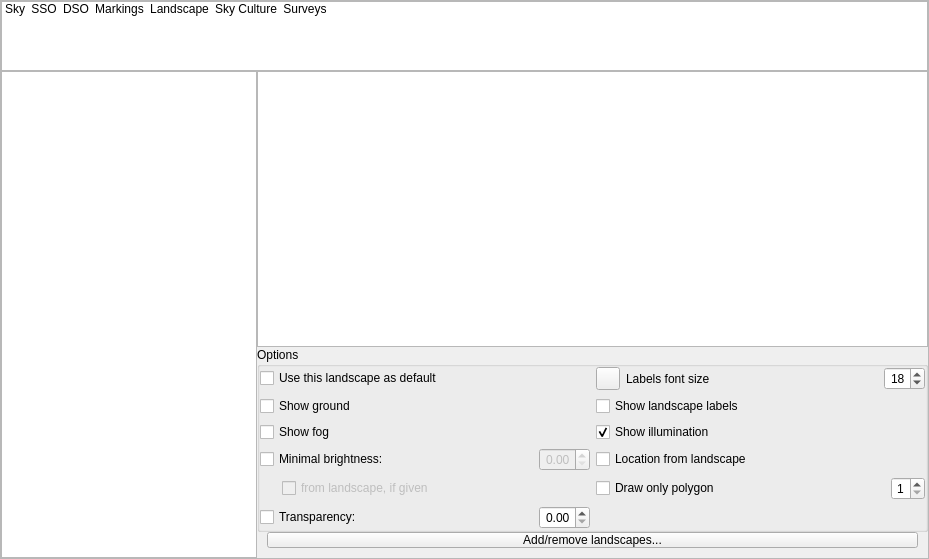
Stellarium/stellarium, file src/gui/viewDialog.ui: the form before one commit.
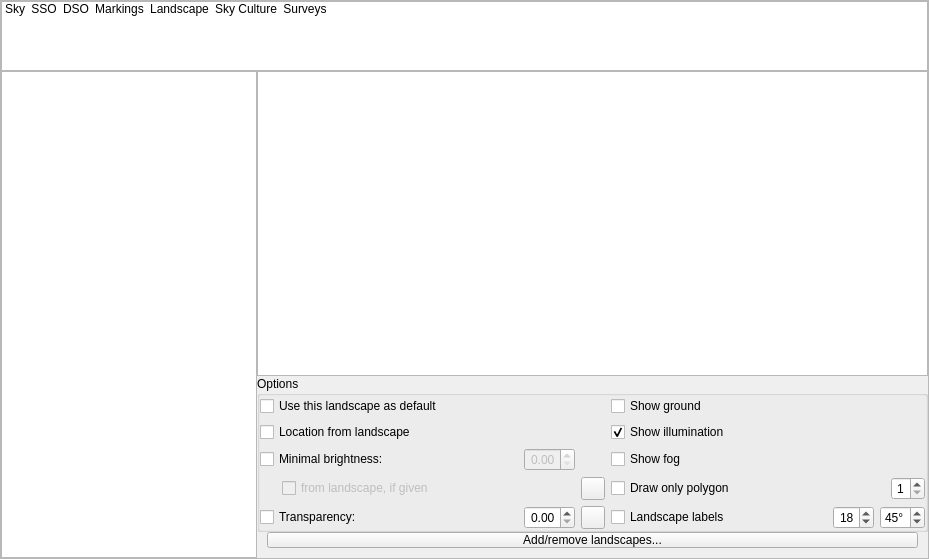
The form after the commit. The open tabs and pages were chosen to show the change. Icons and pictures are not drawn. Custom widgets are drawn as their Qt base class.

Commit message: Make some landscape variables static, and properties of LandscapeMgr - also movable label angle - also user-configurable polygon color - rearrange GUI

Diff of the .ui file:
```diff
--- a/src/gui/viewDialog.ui
+++ b/src/gui/viewDialog.ui
@@ -4541,13 +4541,6 @@
              <property name="bottomMargin">
               <number>0</number>
              </property>
-             <item row="2" column="1">
-              <widget class="QCheckBox" name="landscapeLabelsCheckBox">
-               <property name="text">
-                <string>Show landscape labels</string>
-               </property>
-              </widget>
-             </item>
              <item row="5" column="0">
               <layout class="QHBoxLayout" name="horizontalLayout_25">
                <property name="leftMargin">
@@ -4568,50 +4561,56 @@
                </item>
               </layout>
              </item>
-             <item row="1" column="1">
-              <layout class="QHBoxLayout" name="horizontalLayout_3">
+             <item row="3" column="2">
+              <widget class="QCheckBox" name="landscapeIlluminationCheckBox">
+               <property name="toolTip">
+                <string>Show illumination layer (bright windows, light pollution, etc.)</string>
+               </property>
+               <property name="text">
+                <string>Show illumination </string>
+               </property>
+               <property name="checked">
+                <bool>true</bool>
+               </property>
+              </widget>
+             </item>
+             <item row="6" column="0">
+              <layout class="QHBoxLayout" name="horizontalLayout_13">
                <item>
-                <widget class="ColorButton" name="labelsColorButton">
-                 <property name="toolTip">
-                  <string>Color of the landscape labels</string>
-                 </property>
-                 <property name="text">
-                  <string notr="true"/>
-                 </property>
-                </widget>
-               </item>
-               <item>
-                <widget class="QLabel" name="labelsFontSizeLabel">
+                <widget class="QCheckBox" name="landscapeTransparencyCheckBox">
                  <property name="sizePolicy">
-                  <sizepolicy hsizetype="MinimumExpanding" vsizetype="Preferred">
+                  <sizepolicy hsizetype="Expanding" vsizetype="Fixed">
                    <horstretch>0</horstretch>
                    <verstretch>0</verstretch>
                   </sizepolicy>
                  </property>
                  <property name="text">
-                  <string>Labels font size</string>
+                  <string>Transparency:</string>
                  </property>
                 </widget>
                </item>
                <item>
-                <widget class="QSpinBox" name="labelsFontSizeSpinBox">
+                <widget class="QDoubleSpinBox" name="landscapeTransparencySpinBox">
                  <property name="alignment">
                   <set>Qt::AlignRight|Qt::AlignTrailing|Qt::AlignVCenter</set>
                  </property>
                  <property name="minimum">
-                  <number>5</number>
+                  <double>0.000000000000000</double>
                  </property>
                  <property name="maximum">
-                  <number>48</number>
+                  <double>1.000000000000000</double>
+                 </property>
+                 <property name="singleStep">
+                  <double>0.010000000000000</double>
                  </property>
                  <property name="value">
-                  <number>18</number>
+                  <double>0.000000000000000</double>
                  </property>
                 </widget>
                </item>
               </layout>
              </item>
-             <item row="5" column="1">
+             <item row="5" column="2">
               <layout class="QHBoxLayout" name="landscapePolylineHorizontalLayout">
                <item>
                 <widget class="QCheckBox" name="landscapePolylineCheckBox">
@@ -4647,43 +4646,6 @@
                </item>
               </layout>
              </item>
-             <item row="1" column="0">
-              <widget class="QCheckBox" name="useAsDefaultLandscapeCheckBox">
-               <property name="text">
-                <string>Use this landscape as default</string>
-               </property>
-              </widget>
-             </item>
-             <item row="4" column="1">
-              <widget class="QCheckBox" name="landscapeLocationCheckBox">
-               <property name="toolTip">
-                <string>Set the planet and location as specified for the selected landscape</string>
-               </property>
-               <property name="text">
-                <string>Location from landscape</string>
-               </property>
-              </widget>
-             </item>
-             <item row="3" column="1">
-              <widget class="QCheckBox" name="landscapeIlluminationCheckBox">
-               <property name="toolTip">
-                <string>Show illumination layer (bright windows, light pollution, etc.)</string>
-               </property>
-               <property name="text">
-                <string>Show illumination </string>
-               </property>
-               <property name="checked">
-                <bool>true</bool>
-               </property>
-              </widget>
-             </item>
-             <item row="2" column="0">
-              <widget class="QCheckBox" name="showGroundCheckBox">
-               <property name="text">
-                <string>Show ground</string>
-               </property>
-              </widget>
-             </item>
              <item row="4" column="0">
               <layout class="QHBoxLayout" name="horizontalLayout_11">
                <item>
@@ -4723,48 +4685,124 @@
                </item>
               </layout>
              </item>
-             <item row="3" column="0">
+             <item row="6" column="2">
+              <layout class="QHBoxLayout" name="horizontalLayout_3">
+               <item>
+                <widget class="QCheckBox" name="landscapeLabelsCheckBox">
+                 <property name="sizePolicy">
+                  <sizepolicy hsizetype="Maximum" vsizetype="Fixed">
+                   <horstretch>0</horstretch>
+                   <verstretch>0</verstretch>
+                  </sizepolicy>
+                 </property>
+                 <property name="text">
+                  <string>Landscape labels</string>
+                 </property>
+                </widget>
+               </item>
+               <item>
+                <spacer name="horizontalSpacer_9">
+                 <property name="orientation">
+                  <enum>Qt::Horizontal</enum>
+                 </property>
+                 <property name="sizeHint" stdset="0">
+                  <size>
+                   <width>40</width>
+                   <height>20</height>
+                  </size>
+                 </property>
+                </spacer>
+               </item>
+               <item>
+                <widget class="QSpinBox" name="landscapeLabelsFontSizeSpinBox">
+                 <property name="alignment">
+                  <set>Qt::AlignRight|Qt::AlignTrailing|Qt::AlignVCenter</set>
+                 </property>
+                 <property name="minimum">
+                  <number>5</number>
+                 </property>
+                 <property name="maximum">
+                  <number>48</number>
+                 </property>
+                 <property name="value">
+                  <number>18</number>
+                 </property>
+                </widget>
+               </item>
+               <item>
+                <widget class="QSpinBox" name="landscapeLabelsAngleSpinBox">
+                 <property name="toolTip">
+                  <string>Text angle</string>
+                 </property>
+                 <property name="suffix">
+                  <string notr="true">°</string>
+                 </property>
+                 <property name="minimum">
+                  <number>0</number>
+                 </property>
+                 <property name="maximum">
+                  <number>90</number>
+                 </property>
+                 <property name="singleStep">
+                  <number>5</number>
+                 </property>
+                 <property name="value">
+                  <number>45</number>
+                 </property>
+                </widget>
+               </item>
+              </layout>
+             </item>
+             <item row="6" column="1">
+              <widget class="ColorButton" name="labelsColorButton">
+               <property name="toolTip">
+                <string>Color for landscape labels</string>
+               </property>
+               <property name="text">
+                <string notr="true"/>
+               </property>
+              </widget>
+             </item>
+             <item row="5" column="1">
+              <widget class="ColorButton" name="polygonColorButton">
+               <property name="toolTip">
+                <string>Color for polygon line</string>
+               </property>
+               <property name="text">
+                <string/>
+               </property>
+              </widget>
+             </item>
+             <item row="4" column="2">
               <widget class="QCheckBox" name="showFogCheckBox">
                <property name="text">
                 <string>Show fog</string>
                </property>
               </widget>
              </item>
-             <item row="6" column="0">
-              <layout class="QHBoxLayout" name="horizontalLayout_13">
-               <item>
-                <widget class="QCheckBox" name="landscapeTransparencyCheckBox">
-                 <property name="sizePolicy">
-                  <sizepolicy hsizetype="Expanding" vsizetype="Fixed">
-                   <horstretch>0</horstretch>
-                   <verstretch>0</verstretch>
-                  </sizepolicy>
-                 </property>
-                 <property name="text">
-                  <string>Transparency:</string>
-                 </property>
-                </widget>
-               </item>
-               <item>
-                <widget class="QDoubleSpinBox" name="landscapeTransparencySpinBox">
-                 <property name="alignment">
-                  <set>Qt::AlignRight|Qt::AlignTrailing|Qt::AlignVCenter</set>
-                 </property>
-                 <property name="minimum">
-                  <double>0.000000000000000</double>
-                 </property>
-                 <property name="maximum">
-                  <double>1.000000000000000</double>
-                 </property>
-                 <property name="singleStep">
-                  <double>0.010000000000000</double>
-                 </property>
-                 <property name="value">
-                  <double>0.000000000000000</double>
-                 </property>
-                </widget>
-               </item>
-              </layout>
+             <item row="2" column="2">
+              <widget class="QCheckBox" name="showGroundCheckBox">
+               <property name="text">
+                <string>Show ground</string>
+               </property>
+              </widget>
+             </item>
+             <item row="3" column="0">
+              <widget class="QCheckBox" name="landscapeLocationCheckBox">
+               <property name="toolTip">
+                <string>Set the planet and location as specified for the selected landscape</string>
+               </property>
+               <property name="text">
+                <string>Location from landscape</string>
+               </property>
+              </widget>
+             </item>
+             <item row="2" column="0">
+              <widget class="QCheckBox" name="useAsDefaultLandscapeCheckBox">
+               <property name="text">
+                <string>Use this landscape as default</string>
+               </property>
+              </widget>
              </item>
             </layout>
            </widget>
```
The commit also changes 5 other files.
